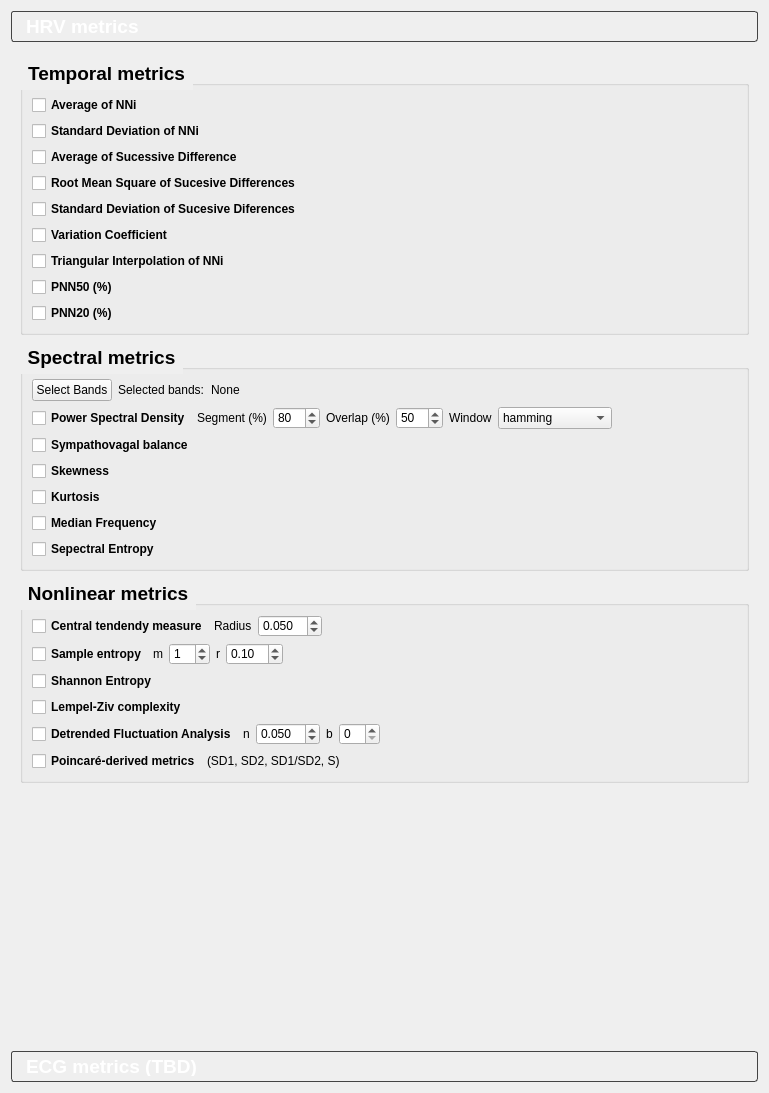
Qt form ecg_features/parameters/view.ui (medusabci/medusa-analyzer) before a commit.
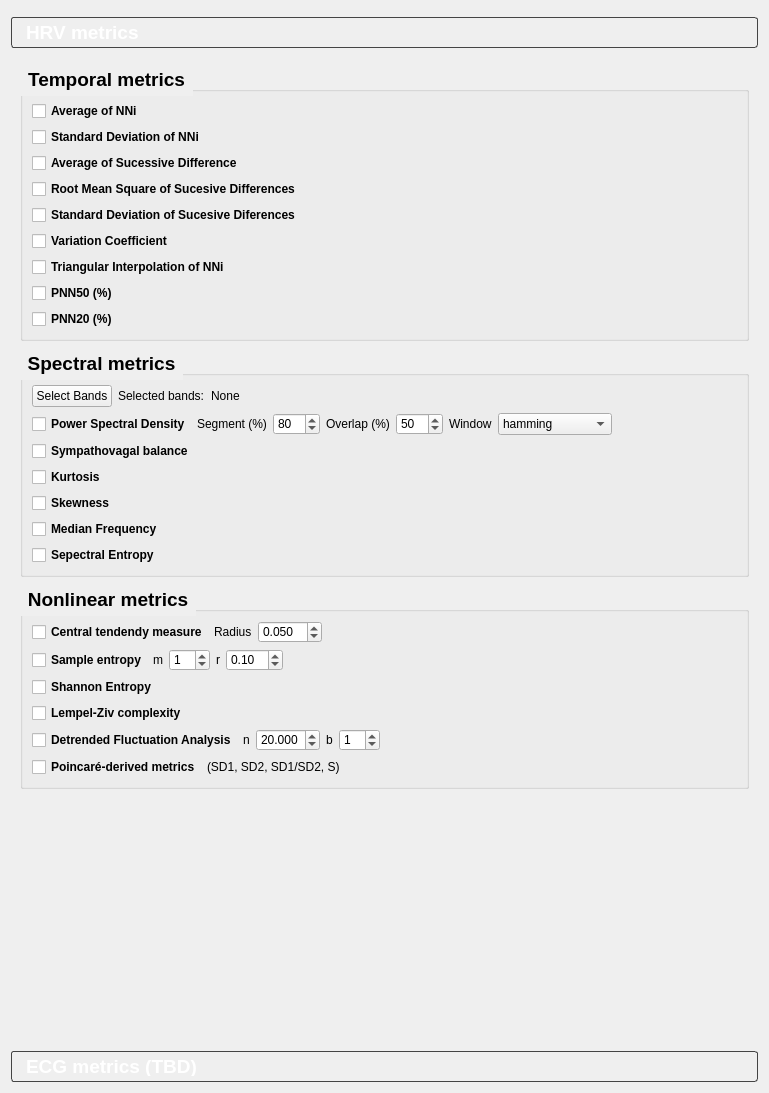
The same form after that commit.

Patch:
```diff
--- a/ecg_features/parameters/view.ui
+++ b/ecg_features/parameters/view.ui
@@ -13,7 +13,17 @@
   <property name="windowTitle">
    <string>Form</string>
   </property>
-  <layout class="QHBoxLayout" name="horizontalLayout_21">
+  <layout class="QVBoxLayout" name="verticalLayout_4">
+   <item>
+    <widget class="QFrame" name="topContentWidget">
+     <property name="frameShape">
+      <enum>QFrame::StyledPanel</enum>
+     </property>
+     <property name="frameShadow">
+      <enum>QFrame::Raised</enum>
+     </property>
+    </widget>
+   </item>
    <item>
     <widget class="QToolBox" name="toolBox">
      <property name="font">
@@ -50,8 +60,8 @@
        <rect>
         <x>0</x>
         <y>0</y>
-        <width>751</width>
-        <height>1001</height>
+        <width>747</width>
+        <height>968</height>
        </rect>
       </property>
       <attribute name="label">
@@ -316,7 +326,7 @@
                <number>3</number>
               </property>
               <property name="value">
-               <double>0.050000000000000</double>
+               <double>20.000000000000000</double>
               </property>
              </widget>
             </item>
@@ -328,7 +338,11 @@
              </widget>
             </item>
             <item>
-             <widget class="QSpinBox" name="dfaBox_2"/>
+             <widget class="QSpinBox" name="dfabBox">
+              <property name="value">
+               <number>1</number>
+              </property>
+             </widget>
             </item>
             <item>
              <spacer name="horizontalSpacer_26">
@@ -948,36 +962,6 @@
             </item>
            </layout>
           </item>
-          <item>
-           <layout class="QHBoxLayout" name="horizontalLayout_18">
-            <item>
-             <widget class="QCheckBox" name="skewnessCBox">
-              <property name="font">
-               <font>
-                <weight>75</weight>
-                <bold>true</bold>
-               </font>
-              </property>
-              <property name="text">
-               <string>Skewness</string>
-              </property>
-             </widget>
-            </item>
-            <item>
-             <spacer name="horizontalSpacer_22">
-              <property name="orientation">
-               <enum>Qt::Horizontal</enum>
-              </property>
-              <property name="sizeHint" stdset="0">
-               <size>
-                <width>40</width>
-                <height>20</height>
-               </size>
-              </property>
-             </spacer>
-            </item>
-           </layout>
-          </item>
           <item>
            <layout class="QHBoxLayout" name="horizontalLayout_25">
             <item>
@@ -1011,6 +995,36 @@
             </item>
            </layout>
           </item>
+          <item>
+           <layout class="QHBoxLayout" name="horizontalLayout_18">
+            <item>
+             <widget class="QCheckBox" name="skewnessCBox">
+              <property name="font">
+               <font>
+                <weight>75</weight>
+                <bold>true</bold>
+               </font>
+              </property>
+              <property name="text">
+               <string>Skewness</string>
+              </property>
+             </widget>
+            </item>
+            <item>
+             <spacer name="horizontalSpacer_22">
+              <property name="orientation">
+               <enum>Qt::Horizontal</enum>
+              </property>
+              <property name="sizeHint" stdset="0">
+               <size>
+                <width>40</width>
+                <height>20</height>
+               </size>
+              </property>
+             </spacer>
+            </item>
+           </layout>
+          </item>
           <item>
            <layout class="QHBoxLayout" name="horizontalLayout_24">
             <item>
```
Left out of the diff: 22 changed lines with no effect on the pictures.
